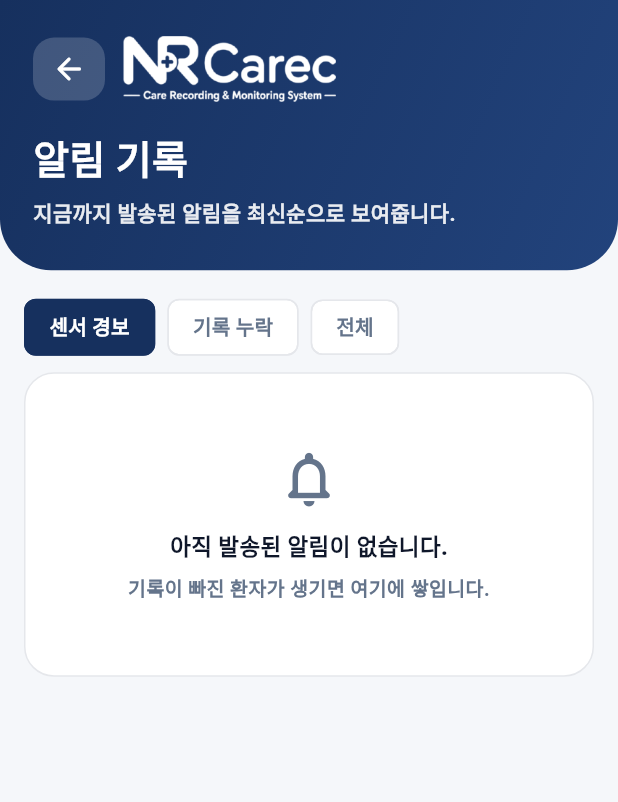
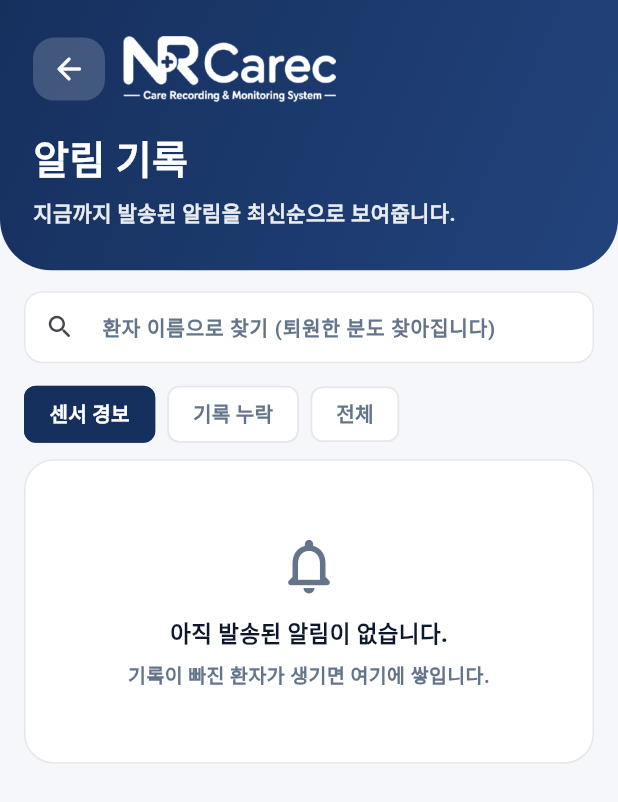
Before and after one commit to gr4n4/nursing_care_app, a Flutter app: the NotificationLogPage screen opened directly, on a phone screen of 412 x 824 dp. Shown: the top 802 px of the screen. Run offline on Flutter 3.47's test engine with Material 3 defaults, Android fonts, the phone set to English and light mode, and no system bars; our stand-ins replace cloud_firestore, firebase_auth, firebase_core, firebase_messaging, flutter_svg, web; missing offline and left inert: dart:js_interop; accounts and stored records are empty.

Commit message:
알림 기록에서 환자 이름으로 찾는다 — v2.10.1
퇴원하거나 침대 주인이 바뀐 사람의 지난 기록을 볼 길이 없었다. 환자
상세 화면은 지금 그 침대를 쓰는 사람 것만 보여주고, 알림 기록은 종류로만
갈라져 있었다.

알림에 찍힌 이름은 보낼 때 박제된 값이라 나중에 바뀌지 않는다. 그래서
환자 목록에 없는 사람도 이름으로 찾아진다.

앞글자만 맞아도 찾는다('심' -> 심영순). 이름으로 찾는 동안에는 종류를
안 가린다 — "그 사람 것 전부" 가 목적이라서다. 그때는 종류 단추를 흐려
눌러도 안 먹히는 것을 보인다.

색인 (patientName, sentAt) 을 하나 더 깔았다.

Co-Authored-By: Claude Opus 5 <noreply@anthropic.com>

```diff
--- a/lib/app_version.dart
+++ b/lib/app_version.dart
@@ -12,4 +12,4 @@
 ///   2.x.x  앞자리 — 간호과에 넘긴 큰 배포. '2차 버전'이 2.0.0 이다.
 ///   x.1.x  가운뎃자리 — 기능이 늘었을 때
 ///   x.x.1  뒷자리 — 버그만 고쳤을 때
-const String appVersion = '2.10.0';
+const String appVersion = '2.10.1';
--- a/lib/pages/notification_log_page.dart
+++ b/lib/pages/notification_log_page.dart
@@ -49,6 +49,13 @@ class _NotificationLogPageState extends State<NotificationLogPage> {
 
   _Filter _filter = _Filter.sensor;
 
+  /// 환자 이름으로 좁히기. 비어 있으면 안 쓴다.
+  ///
+  /// 퇴원해서 환자 목록에 없는 사람도 찾을 수 있어야 한다. 알림에 찍힌
+  /// 이름은 보낼 때 박제된 값이라, 나중에 그 침대 주인이 바뀌어도 그대로다.
+  final _nameCtl = TextEditingController();
+  String _name = '';
+
   List<QueryDocumentSnapshot<Map<String, dynamic>>> _docs = [];
 
   /// 각 쪽의 출발점. `_starts[0]` 은 null(맨 앞)이고, 한 쪽을 꽉 채워 읽을
@@ -68,6 +75,12 @@ class _NotificationLogPageState extends State<NotificationLogPage> {
   void initState() {
     super.initState();
     _load(0, reset: true);
+  }
+
+  @override
+  void dispose() {
+    _nameCtl.dispose();
+    super.dispose();
   }
 
   Future<void> _load(int page, {bool reset = false}) async {
@@ -90,9 +103,20 @@ class _NotificationLogPageState extends State<NotificationLogPage> {
       // firestore.indexes.json 에 넣어 뒀다.
       Query<Map<String, dynamic>> q =
           FirebaseFirestore.instance.collection('notification_log');
+      if (_name.isNotEmpty) {
+        // 이름으로 찾을 때는 종류를 안 가린다 — "그 사람 것 전부" 가 목적이다.
+        // 앞글자만 맞아도 찾게 한다('심' -> 심영순).
+        q = q
+            .where('patientName', isGreaterThanOrEqualTo: _name)
+            .where('patientName', isLessThan: '$_name')
+            .orderBy('patientName')
+            .orderBy('sentAt', descending: true);
+      } else {
         final kinds = _filter.kinds;
         if (kinds != null) q = q.where('kind', whereIn: kinds.toList());
-      q = q.orderBy('sentAt', descending: true).limit(_pageSize);
+        q = q.orderBy('sentAt', descending: true);
+      }
+      q = q.limit(_pageSize);
       final from = _starts[want];
       if (from != null) q = q.startAfterDocument(from);
 
@@ -119,6 +143,13 @@ class _NotificationLogPageState extends State<NotificationLogPage> {
   void _switch(_Filter f) {
     if (f == _filter) return;
     setState(() => _filter = f);
+    _load(0, reset: true);
+  }
+
+  void _search(String v) {
+    final t = v.trim();
+    if (t == _name) return;
+    setState(() => _name = t);
     _load(0, reset: true);
   }
 
@@ -520,6 +551,64 @@ class _NotificationLogPageState extends State<NotificationLogPage> {
   Widget _filterBar() {
     return Padding(
       padding: const EdgeInsets.fromLTRB(16, 14, 16, 2),
+      child: Column(
+        crossAxisAlignment: CrossAxisAlignment.stretch,
+        children: [
+          TextField(
+            controller: _nameCtl,
+            onSubmitted: _search,
+            textInputAction: TextInputAction.search,
+            decoration: InputDecoration(
+              isDense: true,
+              hintText: '환자 이름으로 찾기 (퇴원한 분도 찾아집니다)',
+              hintStyle: const TextStyle(
+                color: textGrey,
+                fontSize: 13.5,
+                fontWeight: FontWeight.w600,
+              ),
+              prefixIcon: const Icon(Icons.search_rounded, size: 20),
+              suffixIcon: _name.isEmpty
+                  ? null
+                  : IconButton(
+                      icon: const Icon(Icons.close_rounded, size: 18),
+                      tooltip: '지우기',
+                      onPressed: () {
+                        _nameCtl.clear();
+                        _search('');
+                      },
+                    ),
+              filled: true,
+              fillColor: Colors.white,
+              contentPadding:
+                  const EdgeInsets.symmetric(horizontal: 12, vertical: 12),
+              border: OutlineInputBorder(
+                borderRadius: BorderRadius.circular(12),
+                borderSide: const BorderSide(color: borderGrey),
+              ),
+              enabledBorder: OutlineInputBorder(
+                borderRadius: BorderRadius.circular(12),
+                borderSide: const BorderSide(color: borderGrey),
+              ),
+            ),
+          ),
+          if (_name.isNotEmpty)
+            Padding(
+              padding: const EdgeInsets.only(top: 8),
+              child: Text(
+                "'$_name' 로 찾는 중 — 종류와 상관없이 모두 보여줍니다.",
+                style: const TextStyle(
+                  color: textGrey,
+                  fontSize: 12,
+                  fontWeight: FontWeight.w700,
+                ),
+              ),
+            ),
+          const SizedBox(height: 10),
+          // 이름으로 찾는 동안에는 종류를 안 가린다. 눌러도 안 먹히므로 흐려 둔다.
+          Opacity(
+            opacity: _name.isEmpty ? 1 : 0.4,
+            child: IgnorePointer(
+              ignoring: _name.isNotEmpty,
               child: Row(
                 children: [
                   for (final f in _Filter.values)
@@ -539,6 +628,10 @@ class _NotificationLogPageState extends State<NotificationLogPage> {
                         backgroundColor: Colors.white,
                         side: BorderSide(
                           color: _filter == f ? mintDark : borderGrey,
+                        ),
+                      ),
+                    ),
+                ],
               ),
             ),
           ),
--- a/pubspec.yaml
+++ b/pubspec.yaml
@@ -16,7 +16,7 @@ publish_to: 'none' # Remove this line if you wish to publish to pub.dev
 # https://developer.apple.com/library/archive/documentation/General/Reference/InfoPlistKeyReference/Articles/CoreFoundationKeys.html
 # In Windows, build-name is used as the major, minor, and patch parts
 # of the product and file versions while build-number is used as the build suffix.
-version: 2.10.0+20
+version: 2.10.1+21
 
 environment:
   sdk: ^3.12.1
```
Also changed, not shown: firestore.indexes.json (+22 -2 lines), 1 other file. Lines whose indentation alone changed are shown as unchanged.
